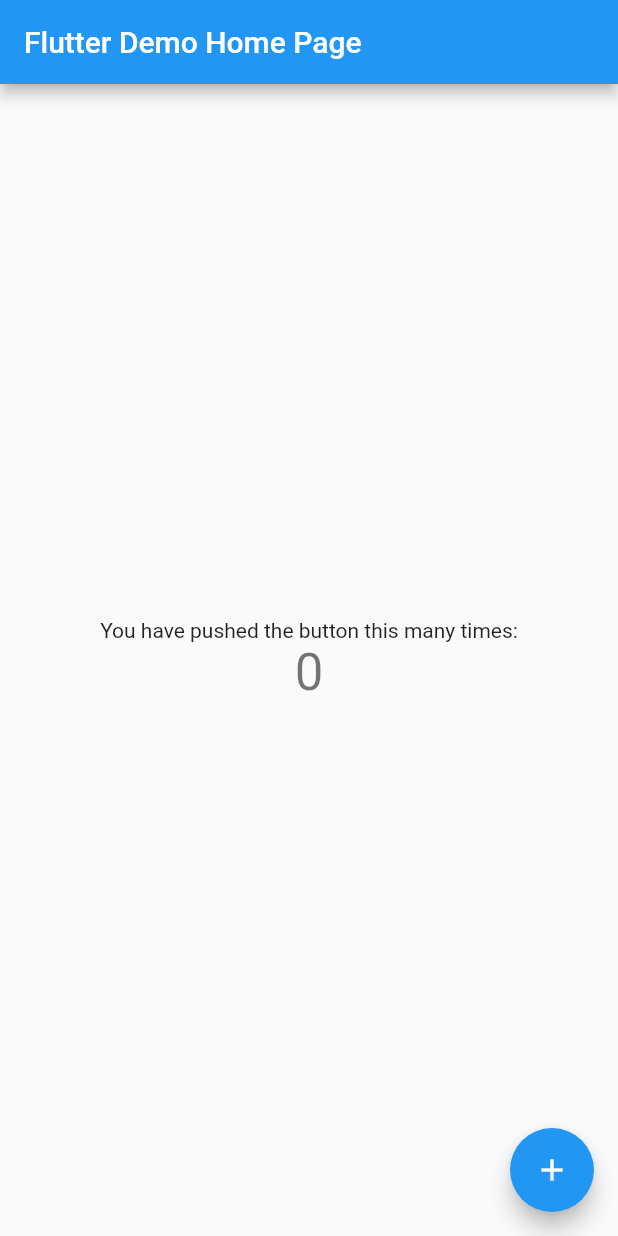
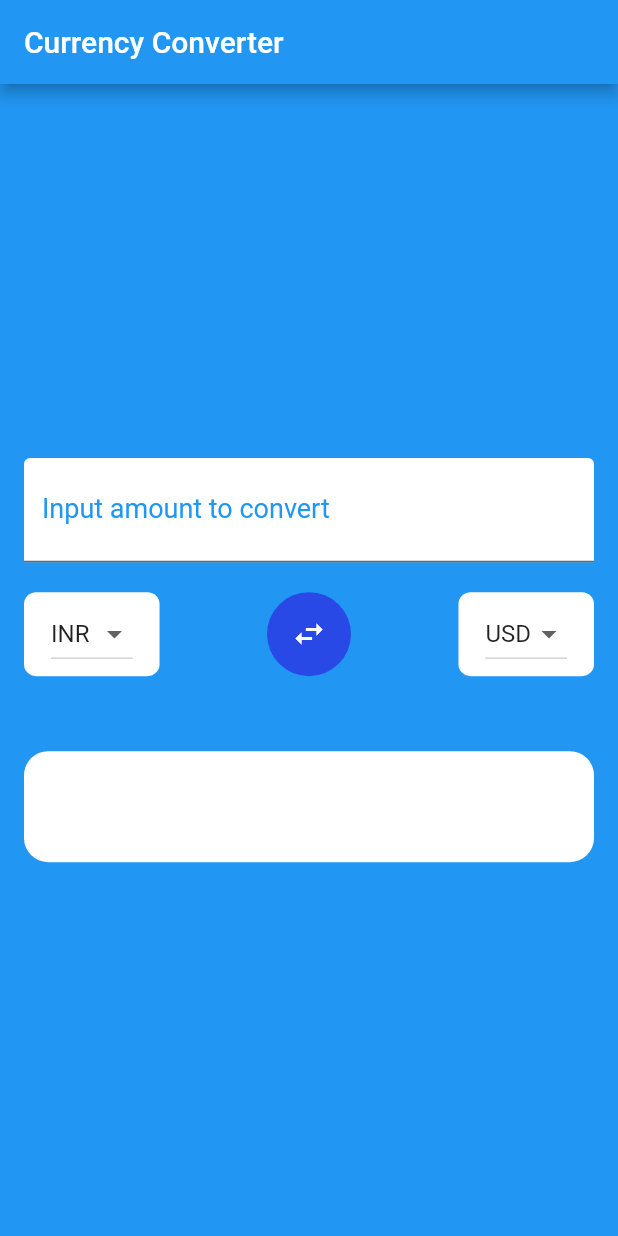
Before and after one commit to Kavyashah119/Currency-Converter, a Flutter app: the screen it shows after launch, on a phone screen of 412 x 824 dp. Run offline on Flutter 3.47's test engine with Material 2 defaults, Android fonts, the phone set to English and light mode, and no system bars; network calls fail.

Commit message:
Final changes done

```diff
--- /dev/null
+++ b/lib/drop_down.dart
@@ -0,0 +1,28 @@
+// TODO Implement this library.
+import 'package:flutter/material.dart';
+
+Widget customDropDown(
+  List<String> items,
+  String value,
+  void onChange(val),
+) {
+  return Container(
+    padding: EdgeInsets.symmetric(vertical: 4.0, horizontal: 18.0),
+    decoration: BoxDecoration(
+      color: Colors.white,
+      borderRadius: BorderRadius.circular(8.0),
+    ),
+    child: DropdownButton<String>(
+      value: value,
+      onChanged: (String? val) {
+        onChange(val);
+      },
+      items: items.map<DropdownMenuItem<String>>((String val) {
+        return DropdownMenuItem(
+          child: Text(val),
+          value: val,
+        );
+      }).toList(),
+    ),
+  );
+}
--- a/lib/main.dart
+++ b/lib/main.dart
@@ -1,115 +1,165 @@
+import 'package:currency_converter/api_client.dart';
+import 'package:currency_converter/drop_down.dart';
 import 'package:flutter/material.dart';
 
 void main() {
-  runApp(const MyApp());
+  runApp(MyApp());
 }
 
 class MyApp extends StatelessWidget {
-  const MyApp({Key? key}) : super(key: key);
-
-  // This widget is the root of your application.
   @override
   Widget build(BuildContext context) {
     return MaterialApp(
-      title: 'Flutter Demo',
-      theme: ThemeData(
-        // This is the theme of your application.
-        //
-        // Try running your application with "flutter run". You'll see the
-        // application has a blue toolbar. Then, without quitting the app, try
-        // changing the primarySwatch below to Colors.green and then invoke
-        // "hot reload" (press "r" in the console where you ran "flutter run",
-        // or simply save your changes to "hot reload" in a Flutter IDE).
-        // Notice that the counter didn't reset back to zero; the application
-        // is not restarted.
-        primarySwatch: Colors.blue,
-      ),
-      home: const MyHomePage(title: 'Flutter Demo Home Page'),
+      home: SafeArea(child: HomePage()),
     );
   }
 }
 
-class MyHomePage extends StatefulWidget {
-  const MyHomePage({Key? key, required this.title}) : super(key: key);
-
-  // This widget is the home page of your application. It is stateful, meaning
-  // that it has a State object (defined below) that contains fields that affect
-  // how it looks.
-
-  // This class is the configuration for the state. It holds the values (in this
-  // case the title) provided by the parent (in this case the App widget) and
-  // used by the build method of the State. Fields in a Widget subclass are
-  // always marked "final".
-
-  final String title;
+class HomePage extends StatefulWidget {
+  const HomePage({Key? key}) : super(key: key);
 
   @override
-  State<MyHomePage> createState() => _MyHomePageState();
+  _HomePageState createState() => _HomePageState();
 }
 
-class _MyHomePageState extends State<MyHomePage> {
-  int _counter = 0;
+class _HomePageState extends State<HomePage> {
+  // Instance of API Client
+  ApiClient client = ApiClient();
 
-  void _incrementCounter() {
+  // Function to call API
+
+  @override
+  void initState() {
+    super.initState();
+    (() async {
+      List<String> list = await client.getCurrencies();
       setState(() {
-      // This call to setState tells the Flutter framework that something has
-      // changed in this State, which causes it to rerun the build method below
-      // so that the display can reflect the updated values. If we changed
-      // _counter without calling setState(), then the build method would not be
-      // called again, and so nothing would appear to happen.
-      _counter++;
+        currencies = list;
       });
+    })();
   }
+
+  // Setting main colors
+  Color kMainColor = Colors.blue;
+  Color kSecondaryColor = Color(0xFF2849E5);
+
+  //Setting the variables
+  List<String> currencies = ["INR", "USD"];
+  String from = "INR";
+  String to = "USD";
+
+  //variables for exchange rate
+  double rate = 1;
+  String result = "";
 
   @override
   Widget build(BuildContext context) {
-    // This method is rerun every time setState is called, for instance as done
-    // by the _incrementCounter method above.
-    //
-    // The Flutter framework has been optimized to make rerunning build methods
-    // fast, so that you can just rebuild anything that needs updating rather
-    // than having to individually change instances of widgets.
     return Scaffold(
+      backgroundColor: kMainColor,
       appBar: AppBar(
-        // Here we take the value from the MyHomePage object that was created by
-        // the App.build method, and use it to set our appbar title.
-        title: Text(widget.title),
+        title: Text('Currency Converter'),
       ),
-      body: Center(
-        // Center is a layout widget. It takes a single child and positions it
-        // in the middle of the parent.
+      body: SafeArea(
+        child: Padding(
+          padding: const EdgeInsets.symmetric(
+            horizontal: 16.0,
+            vertical: 18.0,
+          ),
           child: Column(
-          // Column is also a layout widget. It takes a list of children and
-          // arranges them vertically. By default, it sizes itself to fit its
-          // children horizontally, and tries to be as tall as its parent.
-          //
-          // Invoke "debug painting" (press "p" in the console, choose the
-          // "Toggle Debug Paint" action from the Flutter Inspector in Android
-          // Studio, or the "Toggle Debug Paint" command in Visual Studio Code)
-          // to see the wireframe for each widget.
-          //
-          // Column has various properties to control how it sizes itself and
-          // how it positions its children. Here we use mainAxisAlignment to
-          // center the children vertically; the main axis here is the vertical
-          // axis because Columns are vertical (the cross axis would be
-          // horizontal).
+            mainAxisAlignment: MainAxisAlignment.start,
+            crossAxisAlignment: CrossAxisAlignment.start,
+            children: [
+              Expanded(
+                child: Center(
+                  child: Column(
                     mainAxisAlignment: MainAxisAlignment.center,
-          children: <Widget>[
-            const Text(
-              'You have pushed the button this many times:',
+                    crossAxisAlignment: CrossAxisAlignment.center,
+                    children: [
+                      TextField(
+                        onChanged: (value) async {
+                          rate = await client.getRate(from, to);
+                          setState(() {
+                            result =
+                                (rate * double.parse(value)).toStringAsFixed(3);
+                          });
+                        },
+                        decoration: InputDecoration(
+                          filled: true,
+                          fillColor: Colors.white,
+                          labelText: "Input amount to convert",
+                          labelStyle: TextStyle(
+                            fontWeight: FontWeight.normal,
+                            fontSize: 18.0,
+                            color: kMainColor,
                           ),
+                        ),
+                        style: TextStyle(
+                          color: kMainColor,
+                          fontSize: 24.0,
+                          fontWeight: FontWeight.bold,
+                        ),
+                        textAlign: TextAlign.center,
+                        keyboardType: TextInputType.number,
+                      ),
+                      SizedBox(
+                        height: 20.0,
+                      ),
+                      Row(
+                        mainAxisAlignment: MainAxisAlignment.spaceBetween,
+                        children: [
+                          customDropDown(currencies, from, (val) {
+                            setState(() {
+                              from = val;
+                            });
+                          }),
+                          FloatingActionButton(
+                            onPressed: () {
+                              setState(() {
+                                String temp = from;
+                                from = to;
+                                to = temp;
+                              });
+                            },
+                            child: Icon(Icons.swap_horiz),
+                            elevation: 0.0,
+                            backgroundColor: kSecondaryColor,
+                          ),
+                          customDropDown(currencies, to, (val) {
+                            setState(() {
+                              to = val;
+                            });
+                          }),
+                        ],
+                      ),
+                      SizedBox(height: 50.0),
+                      Container(
+                        width: double.infinity,
+                        padding: EdgeInsets.all(16.0),
+                        decoration: BoxDecoration(
+                          color: Colors.white,
+                          borderRadius: BorderRadius.circular(16.0),
+                        ),
+                        child: Column(
+                          children: [
                             Text(
-              '$_counter',
-              style: Theme.of(context).textTheme.headline4,
+                              result,
+                              style: TextStyle(
+                                color: kMainColor,
+                                fontSize: 36.0,
+                                fontWeight: FontWeight.bold,
+                              ),
                             ),
                           ],
                         ),
                       ),
-      floatingActionButton: FloatingActionButton(
-        onPressed: _incrementCounter,
-        tooltip: 'Increment',
-        child: const Icon(Icons.add),
-      ), // This trailing comma makes auto-formatting nicer for build methods.
+                    ],
+                  ),
+                ),
+              ),
+            ],
+          ),
+        ),
+      ),
     );
   }
 }
```
Also changed, not shown: lib/api_client.dart (added, +41 -0 lines), pubspec.yaml (+2 -18 lines), pubspec.lock. Lines whose indentation alone changed are shown as unchanged.
